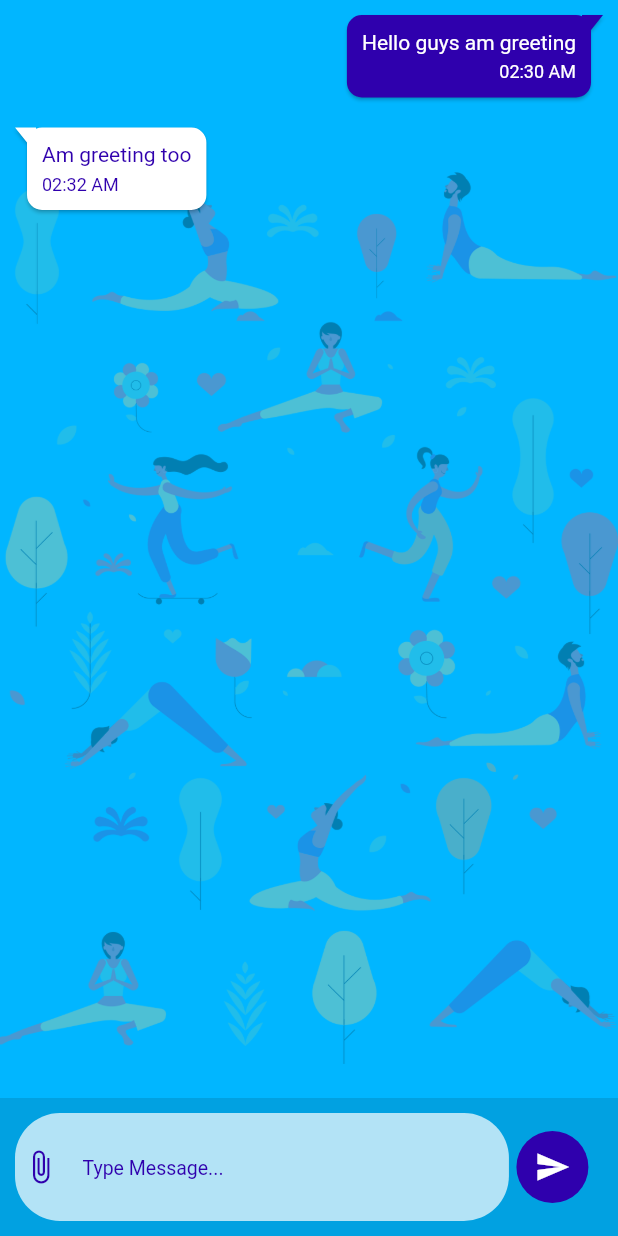
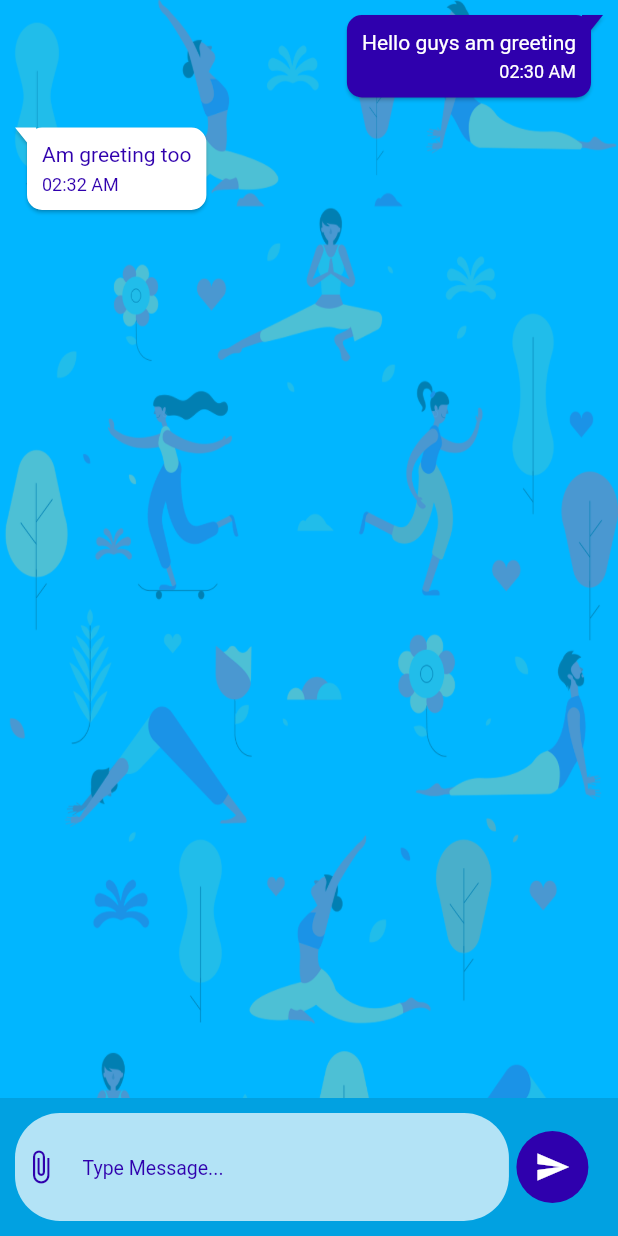
Before and after one commit to Micheduc25/zing-fitness-trainer, a Flutter app: the screen it shows after launch, on a phone screen of 412 x 824 dp. Run offline on Flutter 3.47's test engine with Material 2 defaults, Android fonts, the phone set to English and light mode, and no system bars; drawn by our look-alikes of bubble; our stand-ins replace badges, datetime_picker_formfield, dotted_border.

Commit message:
more improvements

```diff
--- a/lib/screens/chat_page/chat_page.dart
+++ b/lib/screens/chat_page/chat_page.dart
@@ -29,12 +29,17 @@ class ChatPageHome extends StatelessWidget {
       ],
       child: Container(
         constraints: BoxConstraints.expand(),
-        color: colors.skyBlue,
+        decoration: BoxDecoration(
+            color: colors.skyBlue,
+            image: DecorationImage(
+                image: AssetImage("assets/images/chatBg.png"),
+                fit: BoxFit.fill)),
         child: Stack(
           children: <Widget>[
-            ConstrainedBox(
-                constraints: BoxConstraints.expand(),
-                child: Image.asset("assets/images/chatBg.png")),
+            // Image.asset(
+            //   "assets/images/chatBg.png",
+            //   width: double.infinity,
+            // ),
 
             //the chat box to come here
             //we generate chats with a listview linked to our data in the MessageData class
```
